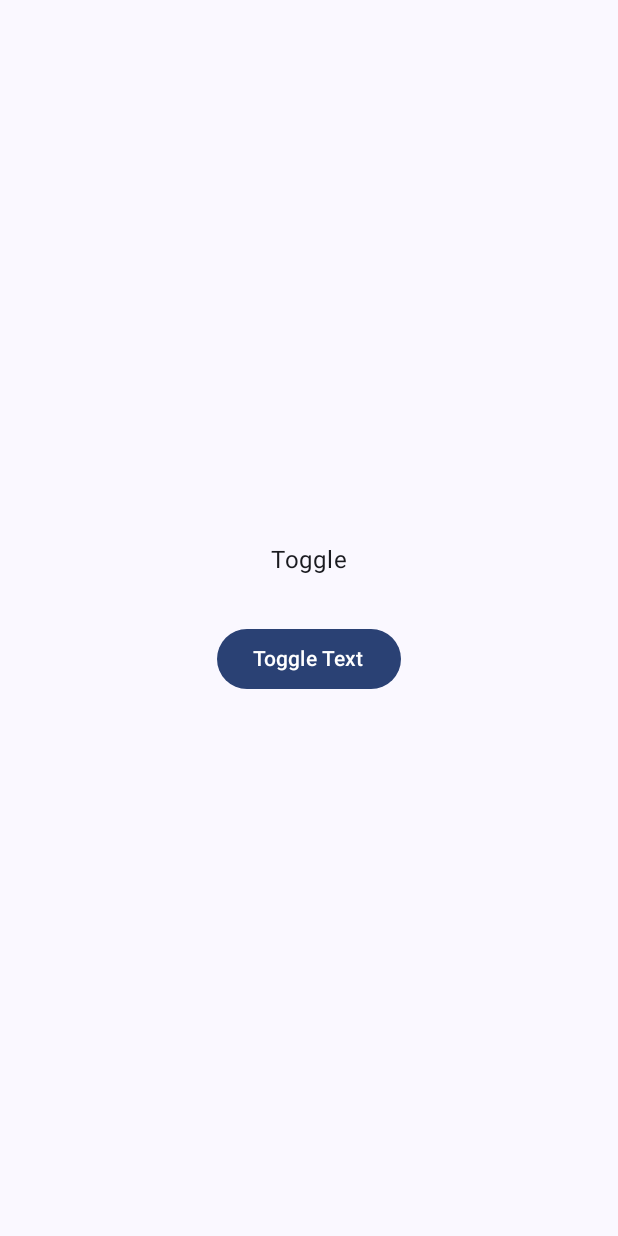
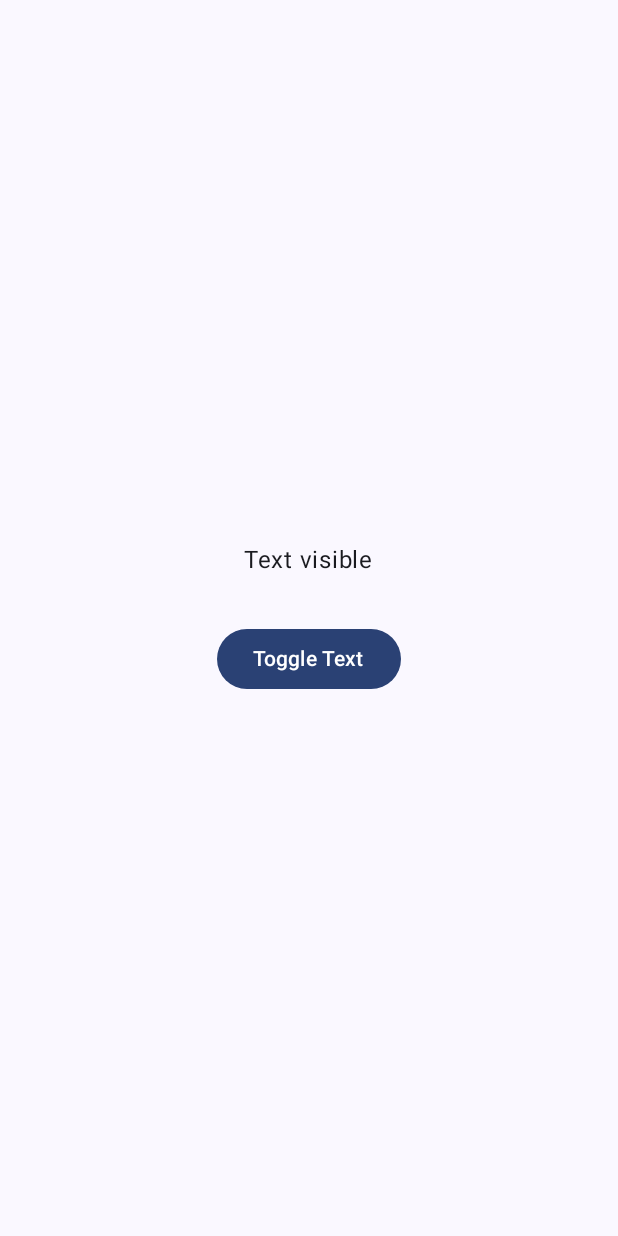
Before and after one commit to Mwakanemela/Ahmed-Guedmioui-Youtube-Channel, an Android app built with Jetpack Compose: the StateRememberActivity screen opened directly, with no data from a screen before it, on a phone screen of 412 x 824 dp. Run offline under Robolectric (Android 15) with nearby library versions, the phone set to English and light mode, and no system bars.

Commit message:
changing text while listening on button click

```diff
--- a/JetpackCompose/app/src/main/java/com/example/jetpackcompose/state_remember/StateRememberActivity.kt
+++ b/JetpackCompose/app/src/main/java/com/example/jetpackcompose/state_remember/StateRememberActivity.kt
@@ -49,13 +49,14 @@ fun StateRemember(modifier: Modifier) {
             mutableStateOf(true)
         }
 
+        val text = if(textVisibilityState.value) "Text visible" else "Text not visible"
 //        if(textVisibilityState.value) {
 //            Text(text = "Toggle")
 //        }
         Text(
-            text = "Toggle",
+            text = text,
             modifier = Modifier.alpha(
-                if (textVisibilityState.value) 1f else 0f
+                if (textVisibilityState.value) 1f else 0.3f
             )
         )
         Spacer(modifier = Modifier.height(30.dp))
```
